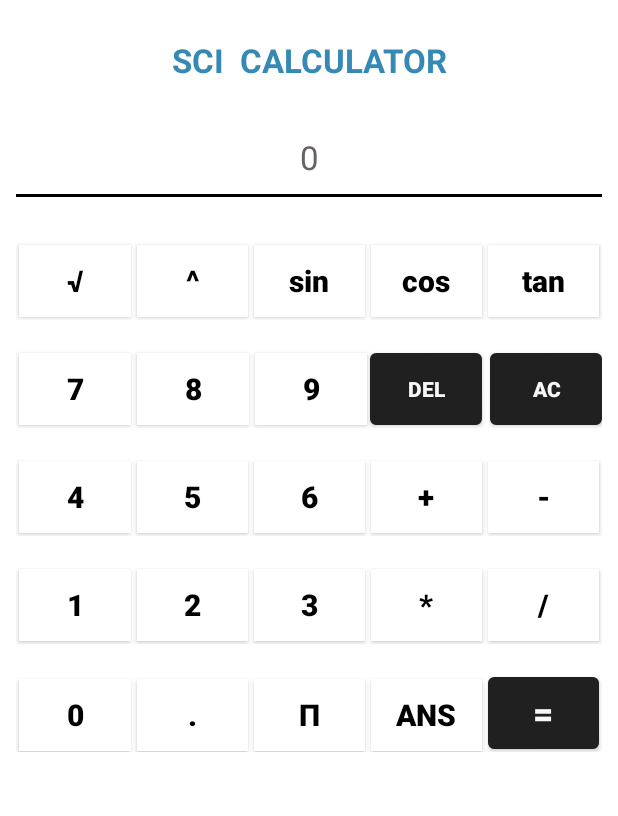
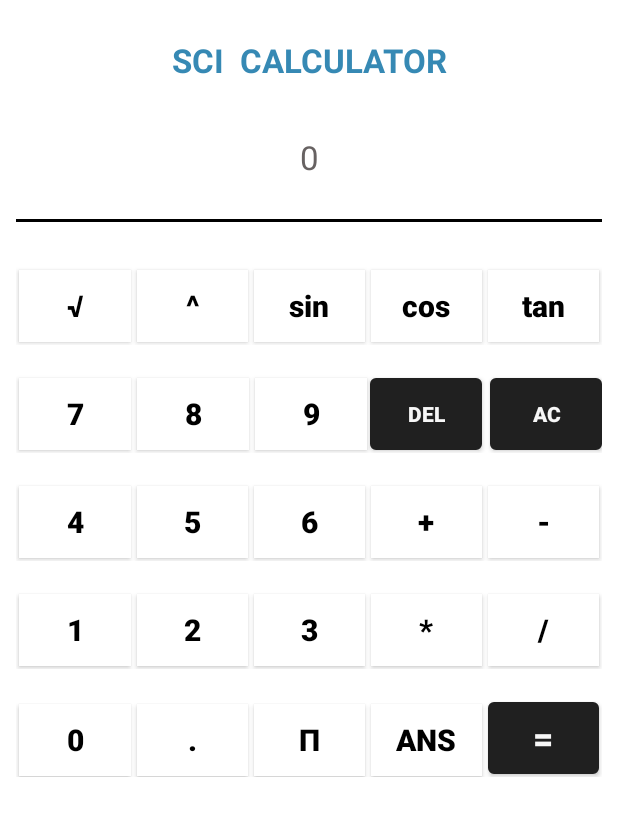
Before and after one commit to Deepakpandey835/cal, an Android app: the screen it shows after launch (MainActivity), on a phone screen of 412 x 824 dp. Shown: the top 816 px of the screen. Run offline under Robolectric (Android 15) with nearby library versions, the phone set to English and light mode, and no system bars; 1 statement that could not run was skipped.

Commit message:
Scientific_CALR_APP

```diff
--- a/app/src/main/res/layout/activity_main.xml
+++ b/app/src/main/res/layout/activity_main.xml
@@ -33,13 +33,13 @@
         <TextView
             android:id="@+id/txt"
             android:layout_width="match_parent"
-            android:layout_height="wrap_content"
+            android:layout_height="46dp"
             android:background="#FFFFFF"
             android:gravity="center_horizontal"
             android:hint="0"
+            android:textColor="#000000"
             android:textColorHint="#676262"
-            android:textColor="#000000"
-            android:textSize="22dp"/>
+            android:textSize="22dp" />
 
         <View
             android:layout_width="match_parent"
```
Also changed, not shown: 1 other file.
